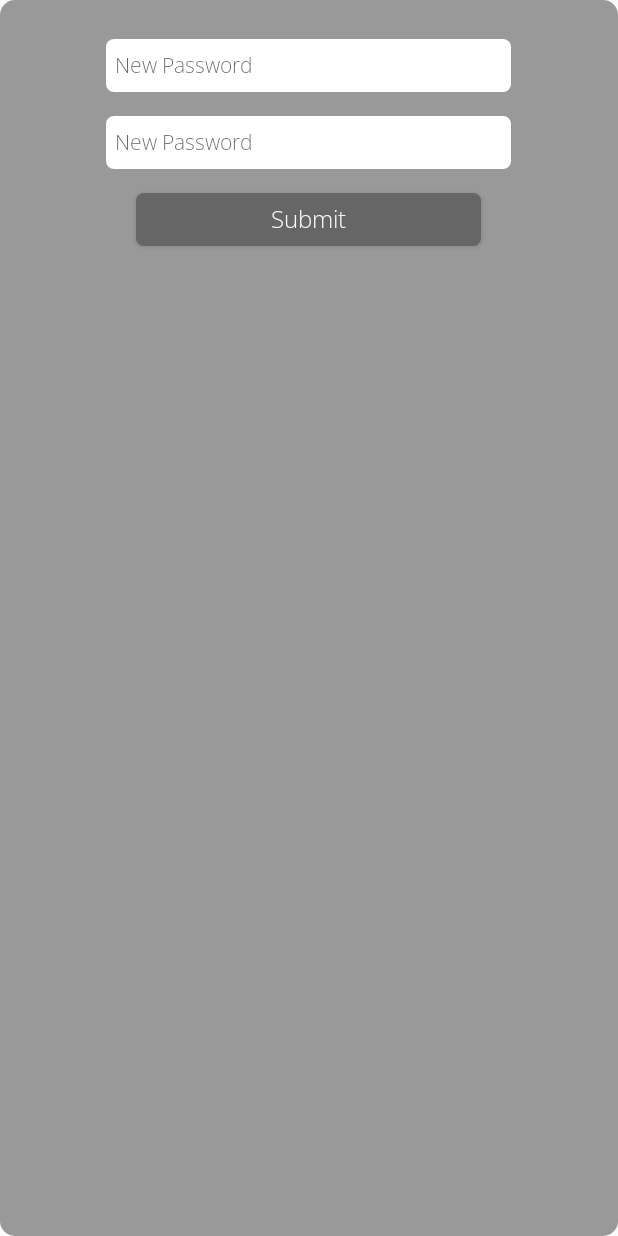
After one commit to MohamedAAbdelwahab/GuardianAngelGP, an Android app: the EnterNewPasswordActivity screen opened directly, with no data from a screen before it, on a phone screen of 412 x 824 dp. The commit adds this screen. Run offline under Robolectric (Android 15) with nearby library versions, the phone set to English and light mode, and no system bars; our stand-ins replace Room's generated code; libraries missing offline, so code that uses them is left out: org.mindrot.jbcrypt.

Commit message:
Adding Password Restore Integrating with the server

```diff
--- /dev/null
+++ b/app/src/main/java/com/GuardianAngel/EnterNewPasswordActivity.java
@@ -0,0 +1,85 @@
+package com.GuardianAngel;
+
+import android.app.Activity;
+import android.content.Intent;
+import android.os.Bundle;
+import android.text.TextUtils;
+import android.view.View;
+import android.widget.Button;
+import android.widget.EditText;
+import android.widget.Toast;
+
+import androidx.annotation.Nullable;
+import androidx.room.Room;
+
+import com.GuardianAngel.FileSystemModule.AppDatabase;
+
+public class EnterNewPasswordActivity extends Activity {
+    EditText newPassword;
+    EditText ConfirmPassword;
+    Button submit;
+    PasswordHash hasher=new PasswordHash();
+    AppDatabase db;
+    @Override
+    protected void onCreate(@Nullable Bundle savedInstanceState) {
+        super.onCreate(savedInstanceState);
+        setContentView(R.layout.restore_password);
+        newPassword=findViewById(R.id.Password_box7);
+        ConfirmPassword=findViewById(R.id.Password_box8);
+        submit=findViewById(R.id.submit5);
+        db = Room.databaseBuilder(getApplicationContext(),
+                AppDatabase.class, "database-name").build();
+        submit.setOnClickListener(new View.OnClickListener() {
+            @Override
+            public void onClick(View view) {
+                Thread thread=new Thread(new Runnable() {
+                    @Override
+                    public void run() {
+
+                        if(TextUtils.isEmpty(newPassword.getText()) || TextUtils.isEmpty(ConfirmPassword.getText()) )
+                        {
+                            runOnUiThread(new Runnable() {
+                                @Override
+                                public void run() {
+                                    Toast.makeText(getApplicationContext(),"Please fill in all fields",Toast.LENGTH_LONG).show();
+
+                                }
+                            });
+                        }
+                        else if (newPassword.getText().length()<8){
+
+                            runOnUiThread(new Runnable() {
+                                @Override
+                                public void run() {
+                                    Toast.makeText(getApplicationContext(),"Password Should be more than 8 characters",Toast.LENGTH_LONG).show();
+
+                                }
+                            });
+                        }
+                            else if(!newPassword.getText().toString().equals(ConfirmPassword.getText().toString())) {
+                            runOnUiThread(new Runnable() {
+                                @Override
+                                public void run() {
+                                    Toast.makeText(getApplicationContext(),"New Password and confirmation doesn't match",Toast.LENGTH_LONG).show();
+
+                                }
+                            });
+                        }
+                        else {
+                            db.userDao().updatePassword(hasher.hashPassword(newPassword.getText().toString()),0);
+                            runOnUiThread(new Runnable() {
+                                @Override
+                                public void run() {
+                                    Toast.makeText(getApplicationContext(),"Password changed successfully",Toast.LENGTH_LONG).show();
+                                }
+                            });
+                            Intent intent=new Intent(getApplicationContext(),HomeActivity.class);
+                            startActivity(intent);
+                        }
+                    }
+                });
+                thread.start();
+            }
+        });
+    }
+}
--- a/app/src/main/java/com/GuardianAngel/changeEmailPopup.java
+++ b/app/src/main/java/com/GuardianAngel/changeEmailPopup.java
@@ -11,6 +11,7 @@ import android.view.View;
 import android.view.WindowManager;
 import android.widget.Button;
 import android.widget.EditText;
+import android.widget.LinearLayout;
 import android.widget.Toast;
 
 import androidx.annotation.Nullable;
@@ -41,7 +42,7 @@ public class changeEmailPopup extends Activity {
         getWindowManager().getDefaultDisplay().getRealMetrics(dm);
         int width = dm.widthPixels;
         int height = dm.heightPixels;
-        getWindow().setLayout((int)(width*0.8),(int)(height*0.3));
+        getWindow().setLayout(LinearLayout.LayoutParams.WRAP_CONTENT, LinearLayout.LayoutParams.WRAP_CONTENT);
         email=findViewById(R.id.email_box);
         newEmail=findViewById(R.id.email_box2);
         password=findViewById(R.id.password_box2);
--- a/app/src/main/java/com/GuardianAngel/enterPwdPopup.java
+++ b/app/src/main/java/com/GuardianAngel/enterPwdPopup.java
@@ -9,6 +9,7 @@ import android.util.Log;
 import android.view.View;
 import android.widget.Button;
 import android.widget.EditText;
+import android.widget.LinearLayout;
 import android.widget.Toast;
 
 import androidx.room.Room;
@@ -34,7 +35,7 @@ public class enterPwdPopup extends Activity {
         getWindowManager().getDefaultDisplay().getRealMetrics(dm);
         int width = dm.widthPixels;
         int height = dm.heightPixels;
-        getWindow().setLayout((int)(width*0.8),(int)(height*0.2));
+        getWindow().setLayout(LinearLayout.LayoutParams.WRAP_CONTENT, LinearLayout.LayoutParams.WRAP_CONTENT);
         context=this;
         file=new FileReader(this);
         submit=findViewById(R.id.log_btn4);
--- /dev/null
+++ b/app/src/main/res/layout/restore_password.xml
@@ -0,0 +1,54 @@
+<?xml version="1.0" encoding="utf-8"?>
+<LinearLayout xmlns:android="http://schemas.android.com/apk/res/android"
+    xmlns:app="http://schemas.android.com/apk/res-auto"
+    xmlns:tools="http://schemas.android.com/tools"
+    android:layout_width="match_parent"
+    android:layout_height="match_parent"
+    android:background="@drawable/popup_radius"
+    android:gravity="center_horizontal"
+    android:orientation="vertical">
+
+
+    <EditText
+        android:id="@+id/Password_box7"
+        android:layout_width="270dp"
+        android:layout_height="35dp"
+        android:layout_marginTop="16dp"
+        android:background="@drawable/input_bg"
+        android:backgroundTint="#FFFFFF"
+        android:ems="10"
+        android:fontFamily="@font/open_sans_light"
+        android:foregroundTint="#FFFFFF"
+        android:hint="New Password"
+        android:inputType="textPassword"
+        android:paddingLeft="6dp"
+        android:textSize="14sp" />
+
+    <EditText
+        android:id="@+id/Password_box8"
+        android:layout_width="270dp"
+        android:layout_height="35dp"
+        android:layout_marginTop="16dp"
+        android:background="@drawable/input_bg"
+        android:backgroundTint="#FFFFFF"
+        android:ems="10"
+        android:fontFamily="@font/open_sans_light"
+        android:foregroundTint="#FFFFFF"
+        android:hint="New Password"
+        android:inputType="textPassword"
+        android:paddingLeft="6dp"
+        android:textSize="14sp" />
+
+    <Button
+        android:id="@+id/submit5"
+        android:layout_width="230dp"
+        android:layout_height="35dp"
+        android:layout_marginTop="16dp"
+        android:layout_marginBottom="16dp"
+        android:background="@drawable/popbtn_bg"
+        android:fontFamily="@font/open_sans_light"
+        android:text="Submit"
+        android:textAllCaps="false"
+        android:textColor="#FAF8F8"
+        android:textSize="16sp" />
+</LinearLayout>
```
Also changed, not shown: app/src/main/AndroidManifest.xml (+7 -2 lines), app/src/main/java/com/GuardianAngel/Email_and_Password_activity.java (+11 -0 lines), app/src/main/java/com/GuardianAngel/HomeActivity.java (+6 -1 lines), app/src/main/java/com/GuardianAngel/NormalStartActivity.java (+25 -1 lines), app/src/main/java/com/GuardianAngel/PasswordRestore.java (added, +103 -0 lines), app/src/main/java/com/GuardianAngel/changePwdPopup.java (+14 -2 lines), app/src/main/res/layout/confirm_code_pop_up.xml (added, +60 -0 lines).
